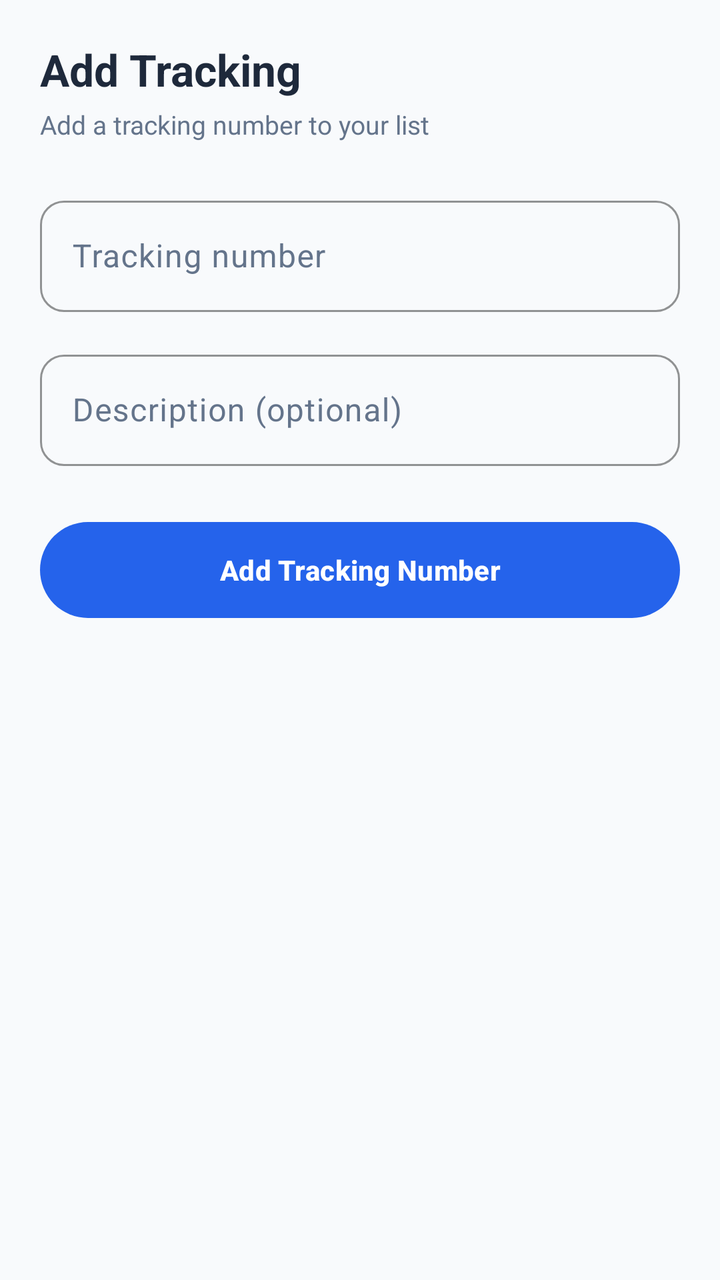
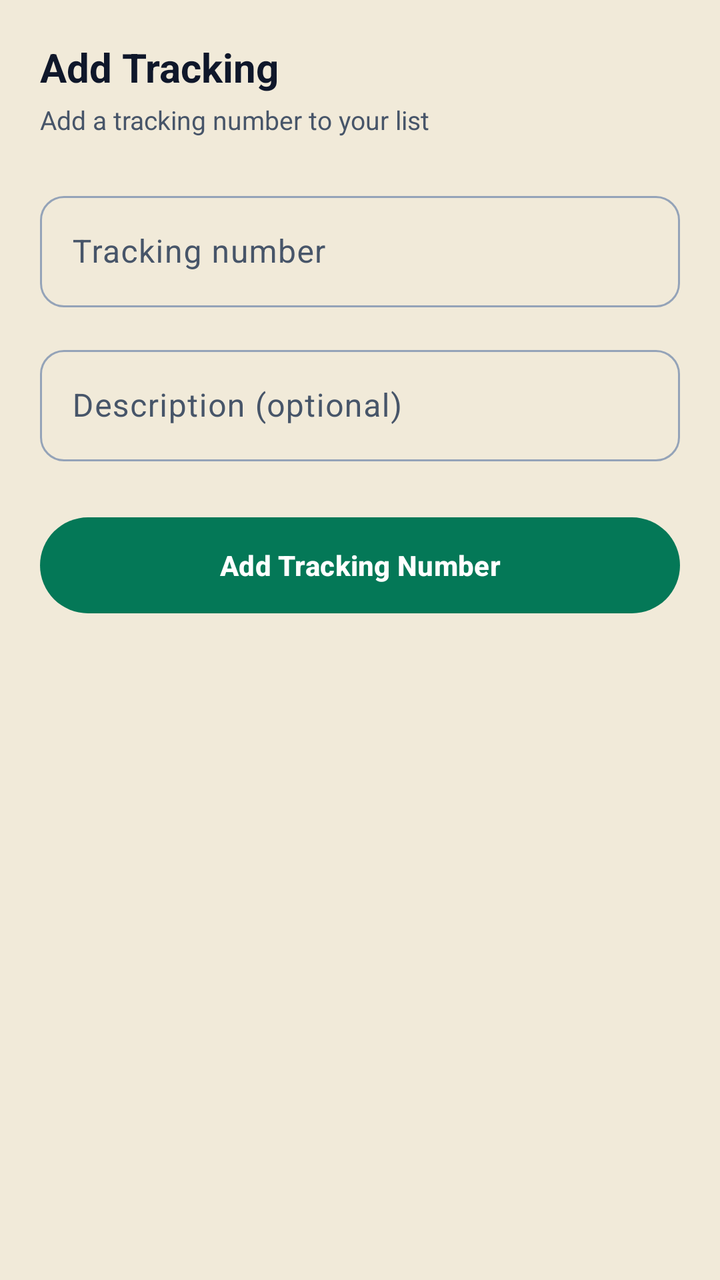

Screens rendered from an Android XML layout before and after an edit, with the pre-edit source and the edit as a unified diff.
<!-- AndroidManifest.xml: application theme Theme.PackTracker -->
<!-- res/layout/fragment_add_tracking.xml -->
<?xml version="1.0" encoding="utf-8"?>
<ScrollView xmlns:android="http://schemas.android.com/apk/res/android"
    android:layout_width="match_parent"
    android:layout_height="match_parent"
    android:background="@color/background">

    <LinearLayout
        android:layout_width="match_parent"
        android:layout_height="wrap_content"
        android:orientation="vertical"
        android:padding="20dp">

        <TextView
            android:layout_width="wrap_content"
            android:layout_height="wrap_content"
            android:text="Add Tracking"
            android:textColor="@color/on_surface"
            android:textSize="22sp"
            android:textStyle="bold" />

        <TextView
            android:layout_width="wrap_content"
            android:layout_height="wrap_content"
            android:layout_marginTop="4dp"
            android:text="Add a tracking number to your list"
            android:textColor="@color/on_surface_variant"
            android:textSize="13sp" />

        <com.google.android.material.textfield.TextInputLayout
            style="@style/Widget.PackTracker.TextInputLayout"
            android:layout_width="match_parent"
            android:layout_height="wrap_content"
            android:layout_marginTop="24dp"
            android:hint="Tracking number">

            <com.google.android.material.textfield.TextInputEditText
                android:id="@+id/etTrackingNumber"
                android:layout_width="match_parent"
                android:layout_height="wrap_content"
                android:inputType="textCapCharacters" />
        </com.google.android.material.textfield.TextInputLayout>

        <com.google.android.material.textfield.TextInputLayout
            style="@style/Widget.PackTracker.TextInputLayout"
            android:layout_width="match_parent"
            android:layout_height="wrap_content"
            android:layout_marginTop="16dp"
            android:hint="Description (optional)">

            <com.google.android.material.textfield.TextInputEditText
                android:id="@+id/etDescription"
                android:layout_width="match_parent"
                android:layout_height="wrap_content"
                android:inputType="text" />
        </com.google.android.material.textfield.TextInputLayout>

        <com.google.android.material.button.MaterialButton
            android:id="@+id/btnAddTracking"
            android:layout_width="match_parent"
            android:layout_height="56dp"
            android:layout_marginTop="24dp"
            android:text="Add Tracking Number"
            android:textStyle="bold" />

    </LinearLayout>
</ScrollView>
<!-- resources referenced by this layout -->
<resources>
  <color name="background">#F8FAFC</color>
  <color name="on_surface">#1E293B</color>
  <color name="on_surface_variant">#64748B</color>
  <style name="Widget.PackTracker.TextInputLayout" parent="Widget.Material3.TextInputLayout.OutlinedBox">
          <item name="boxStrokeColor">@color/green_primary</item>
          <item name="boxCornerRadiusTopStart">12dp</item>
          <item name="boxCornerRadiusTopEnd">12dp</item>
          <item name="boxCornerRadiusBottomStart">12dp</item>
          <item name="boxCornerRadiusBottomEnd">12dp</item>
      </style>
  <style name="Theme.PackTracker" parent="Theme.Material3.Light.NoActionBar">
          <item name="colorPrimary">@color/primary</item>
          <item name="colorOnPrimary">@color/white</item>
          <item name="colorPrimaryContainer">@color/primary_light</item>
          <item name="colorSecondary">@color/secondary</item>
          <item name="colorOnSecondary">@color/white</item>
          <item name="colorSurface">@color/surface</item>
          <item name="colorOnSurface">@color/on_surface</item>
          <item name="android:colorBackground">@color/background</item>
          <item name="colorSurfaceVariant">@color/grey_light</item>
          <item name="colorOnSurfaceVariant">@color/on_surface_variant</item>
          <item name="android:statusBarColor">@color/green_primary</item>
      </style>
  <color name="green_primary">#10B981</color>
  <color name="primary">#2563EB</color>
  <color name="white">#FFFFFF</color>
  <color name="primary_light">#EFF6FF</color>
  <color name="secondary">#10B981</color>
  <color name="surface">#FFFFFF</color>
  <color name="grey_light">#F1F5F9</color>
</resources>

<!-- the commit's change to res/layout/fragment_add_tracking.xml (unified diff, before → after) -->
@@ -15,7 +15,7 @@
             android:layout_height="wrap_content"
             android:text="Add Tracking"
             android:textColor="@color/on_surface"
-            android:textSize="22sp"
+            android:textSize="@dimen/text_headline"
             android:textStyle="bold" />
 
         <TextView
@@ -24,7 +24,7 @@
             android:layout_marginTop="4dp"
             android:text="Add a tracking number to your list"
             android:textColor="@color/on_surface_variant"
-            android:textSize="13sp" />
+            android:textSize="@dimen/text_body_sm" />
 
         <com.google.android.material.textfield.TextInputLayout
             style="@style/Widget.PackTracker.TextInputLayout"
<!-- resource entries referenced after the edit -->
@@ -1,34 +1,158 @@
 <!-- resources referenced by this layout -->
 <resources>
-  <color name="background">#F8FAFC</color>
-  <color name="on_surface">#1E293B</color>
-  <color name="on_surface_variant">#64748B</color>
+  <color name="background">@color/kraft</color>
+  <color name="on_surface">@color/slate_900</color>
+  <color name="on_surface_variant">@color/slate_600</color>
+  <dimen name="text_body_sm">13sp</dimen>
+  <dimen name="text_headline">20sp</dimen>
   <style name="Widget.PackTracker.TextInputLayout" parent="Widget.Material3.TextInputLayout.OutlinedBox">
-          <item name="boxStrokeColor">@color/green_primary</item>
-          <item name="boxCornerRadiusTopStart">12dp</item>
-          <item name="boxCornerRadiusTopEnd">12dp</item>
-          <item name="boxCornerRadiusBottomStart">12dp</item>
-          <item name="boxCornerRadiusBottomEnd">12dp</item>
+          <item name="boxCornerRadiusTopStart">@dimen/radius_md</item>
+          <item name="boxCornerRadiusTopEnd">@dimen/radius_md</item>
+          <item name="boxCornerRadiusBottomStart">@dimen/radius_md</item>
+          <item name="boxCornerRadiusBottomEnd">@dimen/radius_md</item>
+          <item name="hintTextColor">@color/primary</item>
       </style>
-  <style name="Theme.PackTracker" parent="Theme.Material3.Light.NoActionBar">
+  <style name="Theme.PackTracker" parent="Theme.Material3.DayNight.NoActionBar">
+          
           <item name="colorPrimary">@color/primary</item>
-          <item name="colorOnPrimary">@color/white</item>
-          <item name="colorPrimaryContainer">@color/primary_light</item>
+          <item name="colorOnPrimary">@color/on_primary</item>
+          <item name="colorPrimaryContainer">@color/primary_container</item>
+          <item name="colorOnPrimaryContainer">@color/on_primary_container</item>
           <item name="colorSecondary">@color/secondary</item>
-          <item name="colorOnSecondary">@color/white</item>
+          <item name="colorOnSecondary">@color/on_secondary</item>
+          <item name="colorSecondaryContainer">@color/secondary_container</item>
+          <item name="colorOnSecondaryContainer">@color/on_secondary_container</item>
+          <item name="colorTertiary">@color/tertiary</item>
+          <item name="colorOnTertiary">@color/on_tertiary</item>
+          <item name="colorTertiaryContainer">@color/tertiary_container</item>
+          <item name="colorOnTertiaryContainer">@color/on_tertiary_container</item>
+  
+          
+          <item name="android:colorBackground">@color/background</item>
+          <item name="colorOnBackground">@color/on_background</item>
           <item name="colorSurface">@color/surface</item>
           <item name="colorOnSurface">@color/on_surface</item>
-          <item name="android:colorBackground">@color/background</item>
-          <item name="colorSurfaceVariant">@color/grey_light</item>
+          <item name="colorSurfaceVariant">@color/surface_variant</item>
           <item name="colorOnSurfaceVariant">@color/on_surface_variant</item>
-          <item name="android:statusBarColor">@color/green_primary</item>
+          <item name="colorSurfaceContainerLowest">@color/surface_container_lowest</item>
+          <item name="colorSurfaceContainerLow">@color/surface_container_low</item>
+          <item name="colorSurfaceContainer">@color/surface_container</item>
+          <item name="colorSurfaceContainerHigh">@color/surface_container_high</item>
+          <item name="colorSurfaceContainerHighest">@color/surface_container_highest</item>
+          <item name="colorSurfaceBright">@color/surface_bright</item>
+          <item name="colorSurfaceDim">@color/surface_dim</item>
+          <item name="colorOutline">@color/outline</item>
+          <item name="colorOutlineVariant">@color/outline_variant</item>
+          <item name="android:colorControlHighlight">@color/outline_variant</item>
+  
+          
+          <item name="colorError">@color/error</item>
+          <item name="colorOnError">@color/on_error</item>
+          <item name="colorErrorContainer">@color/error_container</item>
+          <item name="colorOnErrorContainer">@color/on_error_container</item>
+          <item name="colorControlNormal">@color/on_surface_variant</item>
+          <item name="android:windowLightStatusBar">@bool/light_status_bar</item>
+          <item name="android:statusBarColor">@color/surface</item>
+          <item name="android:navigationBarColor">@color/surface</item>
+          <item name="android:windowBackground">@drawable/bg_kraft_canvas</item>
+  
+          
+          <item name="materialCardViewStyle">@style/Widget.PackTracker.Card</item>
+          <item name="bottomSheetStyle">@style/Widget.PackTracker.BottomSheet</item>
+          <item name="toolbarStyle">@style/Widget.PackTracker.Toolbar</item>
+          <item name="bottomNavigationStyle">@style/Widget.PackTracker.BottomNavigation</item>
       </style>
-  <color name="green_primary">#10B981</color>
-  <color name="primary">#2563EB</color>
-  <color name="white">#FFFFFF</color>
-  <color name="primary_light">#EFF6FF</color>
-  <color name="secondary">#10B981</color>
-  <color name="surface">#FFFFFF</color>
-  <color name="grey_light">#F1F5F9</color>
+  <color name="kraft">#FFF1EAD9</color>
+  <color name="slate_900">#FF0F172A</color>
+  <color name="slate_600">#FF475569</color>
+  <dimen name="radius_md">12dp</dimen>
+  <color name="primary">@color/emerald_700</color>
+  <color name="on_primary">#FFFFFFFF</color>
+  <color name="primary_container">@color/emerald_100</color>
+  <color name="on_primary_container">@color/emerald_900</color>
+  <color name="secondary">@color/gold_500</color>
+  <color name="on_secondary">@color/slate_900</color>
+  <color name="secondary_container">@color/gold_100</color>
+  <color name="on_secondary_container">@color/gold_700</color>
+  <color name="tertiary">@color/emerald_500</color>
+  <color name="on_tertiary">#FFFFFFFF</color>
+  <color name="tertiary_container">@color/emerald_50</color>
+  <color name="on_tertiary_container">@color/emerald_800</color>
+  <color name="on_background">@color/slate_900</color>
+  <color name="surface">#FFFFFFFF</color>
+  <color name="surface_variant">@color/slate_100</color>
+  <color name="surface_container_lowest">#FFFFFFFF</color>
+  <color name="surface_container_low">@color/slate_50</color>
+  <color name="surface_container">@color/slate_100</color>
+  <color name="surface_container_high">#FFE9EEF4</color>
+  <color name="surface_container_highest">#FFDDE5EC</color>
+  <color name="surface_bright">#FFFFFFFF</color>
+  <color name="surface_dim">@color/slate_200</color>
+  <color name="outline">@color/slate_400</color>
+  <color name="outline_variant">@color/slate_200</color>
+  <color name="error">#FFDC2626</color>
+  <color name="on_error">#FFFFFFFF</color>
+  <color name="error_container">#FFFEE2E2</color>
+  <color name="on_error_container">#FF7F1D1D</color>
+  <!-- drawable bg_kraft_canvas (drawable) -->
+  <?xml version="1.0" encoding="utf-8"?>
+  <bitmap xmlns:android="http://schemas.android.com/apk/res/android"
+      android:src="@drawable/bg_kraft_tile"
+      android:tileModeX="repeat"
+      android:tileModeY="repeat" />
+  <style name="Widget.PackTracker.Card" parent="Widget.Material3.CardView.Filled">
+          <item name="cardBackgroundColor">@color/surface</item>
+          <item name="strokeColor">@color/card_stroke</item>
+          <item name="strokeWidth">1dp</item>
+          <item name="cardCornerRadius">@dimen/radius_card</item>
+          <item name="cardElevation">@dimen/elevation_card</item>
+      </style>
+  <style name="Widget.PackTracker.BottomSheet" parent="Widget.Material3.BottomSheet.Modal">
+          <item name="backgroundTint">@color/surface</item>
+          <item name="shapeAppearanceOverlay">@style/ShapeAppearance.PackTracker.BottomSheet</item>
+      </style>
+  <style name="Widget.PackTracker.Toolbar" parent="Widget.Material3.Toolbar">
+          <item name="android:background">@color/surface</item>
+          <item name="titleTextAppearance">@style/TextAppearance.PackTracker.ToolbarTitle</item>
+          <item name="titleTextColor">@color/on_surface</item>
+          <item name="subtitleTextColor">@color/on_surface_variant</item>
+          <item name="navigationIconTint">@color/on_surface</item>
+      </style>
+  <style name="Widget.PackTracker.BottomNavigation" parent="Widget.Material3.BottomNavigationView">
+          <item name="android:background">@color/surface</item>
+          <item name="itemIconTint">@color/bottom_nav_color</item>
+          <item name="itemTextColor">@color/bottom_nav_color</item>
+          <item name="labelVisibilityMode">labeled</item>
+      </style>
+  <color name="emerald_700">#FF047857</color>
+  <color name="emerald_100">#FFD1FAE5</color>
+  <color name="emerald_900">#FF064E3B</color>
+  <color name="gold_500">#FFD4AF37</color>
+  <color name="gold_100">#FFFEF3C7</color>
+  <color name="gold_700">#FF856404</color>
+  <color name="emerald_500">#FF10B981</color>
+  <color name="emerald_50">#FFECFDF5</color>
+  <color name="emerald_800">#FF065F46</color>
+  <color name="slate_100">#FFF1F5F9</color>
+  <color name="slate_50">#FFF8FAFC</color>
+  <color name="slate_200">#FFE2E8F0</color>
+  <color name="slate_400">#FF94A3B8</color>
+  <!-- drawable bg_kraft_tile: png bitmap (drawable-nodpi, 130 bytes) -->
+  <color name="card_stroke">@color/slate_200</color>
+  <dimen name="radius_card">16dp</dimen>
+  <dimen name="elevation_card">0dp</dimen>
+  <style name="ShapeAppearance.PackTracker.BottomSheet" parent="">
+          <item name="cornerFamily">rounded</item>
+          <item name="cornerSizeTopLeft">24dp</item>
+          <item name="cornerSizeTopRight">24dp</item>
+          <item name="cornerSizeBottomLeft">0dp</item>
+          <item name="cornerSizeBottomRight">0dp</item>
+      </style>
+  <style name="TextAppearance.PackTracker.ToolbarTitle" parent="TextAppearance.MaterialComponents.Headline6">
+          <item name="android:fontFamily">@font/archivo_black</item>
+          <item name="android:textColor">@color/on_background</item>
+          <item name="android:textSize">@dimen/text_title</item>
+      </style>
+  <dimen name="text_title">16sp</dimen>
 </resources>
 
